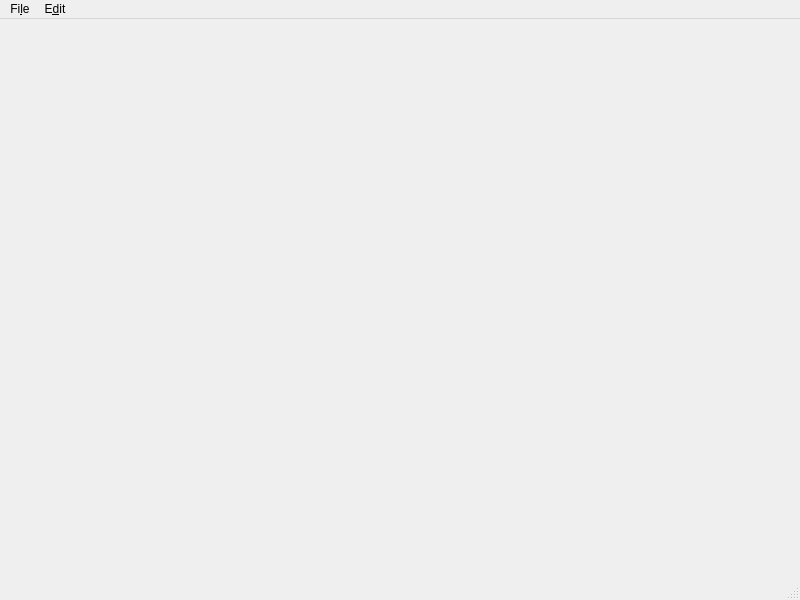
Old version of the form programs/lappy_shell/Shell/MainWindow.ui in the repository mFlorianW/laptimer_core.
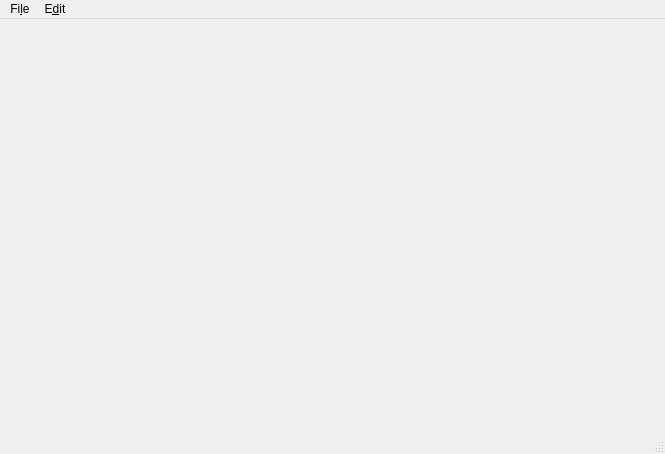
New version of the form.

Diff of the .ui file:
```diff
--- a/programs/lappy_shell/Shell/MainWindow.ui
+++ b/programs/lappy_shell/Shell/MainWindow.ui
@@ -9,20 +9,32 @@
    <rect>
     <x>0</x>
     <y>0</y>
-    <width>800</width>
-    <height>600</height>
+    <width>665</width>
+    <height>454</height>
    </rect>
   </property>
   <property name="windowTitle">
    <string>Lappy</string>
   </property>
-  <widget class="QWidget" name="centralwidget"/>
+  <widget class="QWidget" name="centralwidget">
+   <property name="maximumSize">
+    <size>
+     <width>665</width>
+     <height>16777215</height>
+    </size>
+   </property>
+   <layout class="QVBoxLayout" name="verticalLayout_2">
+    <item>
+     <layout class="QVBoxLayout" name="verticalLayout"/>
+    </item>
+   </layout>
+  </widget>
   <widget class="QMenuBar" name="menubar">
    <property name="geometry">
     <rect>
      <x>0</x>
      <y>0</y>
-     <width>800</width>
+     <width>665</width>
      <height>30</height>
     </rect>
    </property>
```
Left out of the diff: 4 changed lines with no effect on the pictures.
